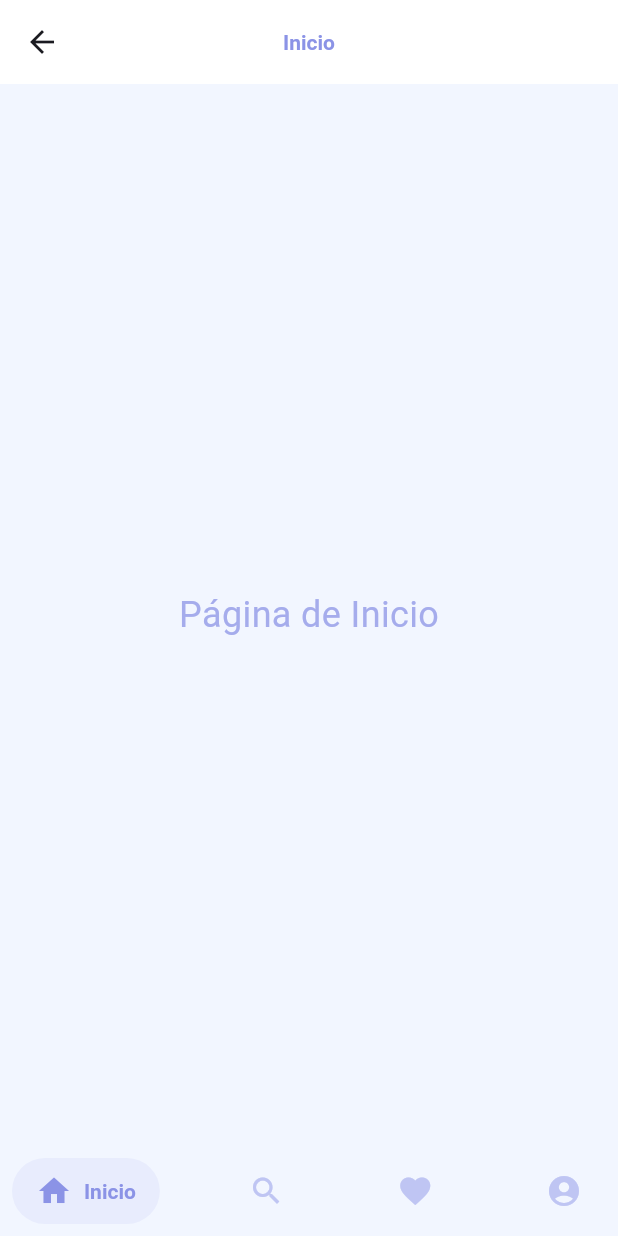
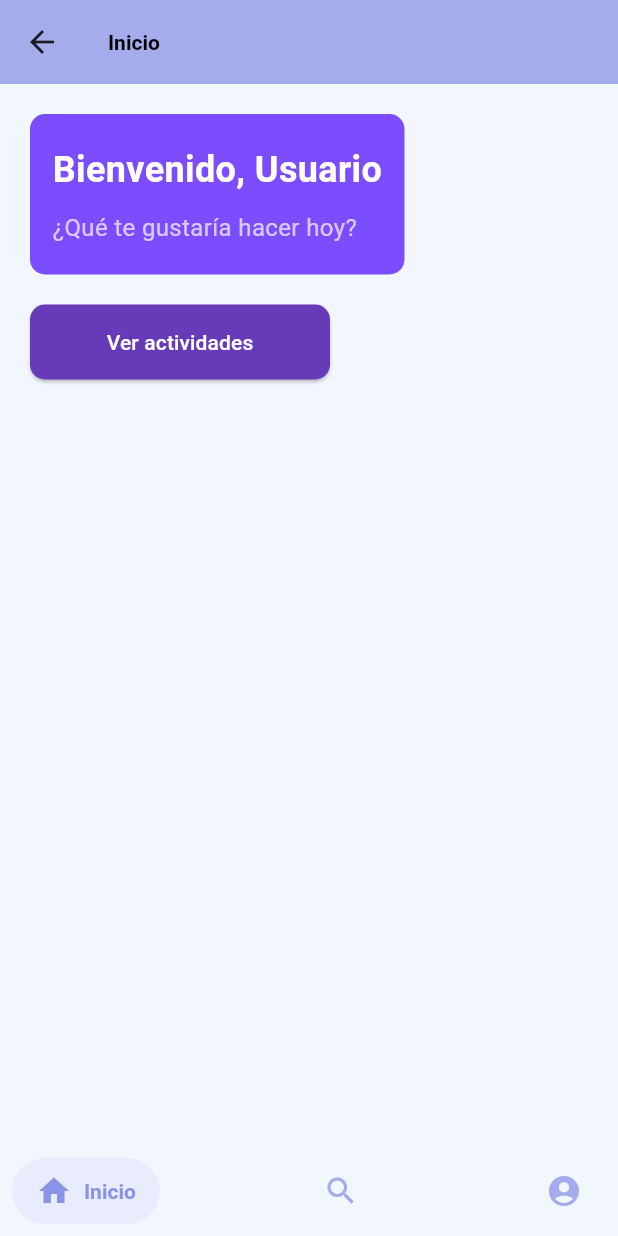
Before and after one commit to ulisesUliiACC/ArryUwu, a Flutter app: the HomeScreen screen opened by its route, on a phone screen of 412 x 824 dp. Run offline on Flutter 3.47's test engine with Material 3 defaults, Android fonts, the phone set to English and light mode, and no system bars; drawn by our look-alikes of salomon_bottom_bar; our stand-ins replace font_awesome_flutter, lottie.

Commit message:
Agregacion de  pantalla de ActivityPage.dart HomeWitgets.dart ProfilePage.dart y modificaciones al menu pallete, homeScreen y menu

```diff
--- a/lib/Home/HomeScreen.dart
+++ b/lib/Home/HomeScreen.dart
@@ -1,64 +1,38 @@
+import 'package:arryuwu/menu/menu.dart';
 import 'package:flutter/material.dart';
-import 'package:arryuwu/menu/menu.dart';
-import 'package:arryuwu/colors/palette.dart';
+import 'package:arryuwu/Home/Screens/HomePage.dart'; // Pantalla de inicio
+import 'package:arryuwu/Home/Screens/ActivityPage.dart'; // Pantalla de actividades
+import 'package:arryuwu/Home/Screens/ProfilePage.dart'; // Pantalla de perfil
 
 class HomeScreen extends StatefulWidget {
   const HomeScreen({Key? key}) : super(key: key);
 
   @override
-  _HomeScreenState createState() => _HomeScreenState();
+  State<HomeScreen> createState() => _HomeScreenState();
 }
 
 class _HomeScreenState extends State<HomeScreen> {
-  int _currentIndex = 0;
+  int _currentIndex = 0; // Índice actual del menú
 
-  final List<Widget> _pages = [
-    const Center(child: Text("Página de Inicio", style: TextStyle(fontSize: 24))),
-    const Center(child: Text("Página de Buscar", style: TextStyle(fontSize: 24))),
-    const Center(child: Text("Página de Favoritos", style: TextStyle(fontSize: 24))),
-    const Center(child: Text("Página de Perfil", style: TextStyle(fontSize: 24))),
+  // Lista de widgets para cada pantalla
+  final List<Widget> _screens = const [
+    HomePage(), // Pantalla de inicio
+    Activitypage(), // Pantalla de actividades
+    ProfilePage(), // Pantalla de perfil
   ];
-
-  void _onTabChanged(int index) {
-    setState(() {
-      _currentIndex = index;
-    });
-  }
 
   @override
   Widget build(BuildContext context) {
     return Scaffold(
-      appBar: AppBar(
-        title: Text(
-          _getTitle(),
-          style: const TextStyle(color: Palette.primary),
-        ),
-        centerTitle: true,
-        backgroundColor: Palette.white,
-      ),
-      body: IndexedStack(
-        index: _currentIndex,
-        children: _pages,
-      ),
+      body: _screens[_currentIndex], // Cambia la pantalla según el índice seleccionado
       bottomNavigationBar: MenuScreen(
         currentIndex: _currentIndex,
-        onTabChanged: _onTabChanged,
+        onTabChanged: (int index) {
+          setState(() {
+            _currentIndex = index; // Cambia el índice al seleccionar una opción
+          });
+        },
       ),
     );
   }
-
-  String _getTitle() {
-    switch (_currentIndex) {
-      case 0:
-        return "Inicio";
-      case 1:
-        return "Buscar";
-      case 2:
-        return "Favoritos";
-      case 3:
-        return "Perfil";
-      default:
-        return "";
-    }
-  }
 }
--- /dev/null
+++ b/lib/Home/Screens/ActivityPage.dart
@@ -0,0 +1,30 @@
+import 'package:arryuwu/Home/Screens/HomeWitgets.dart';
+import 'package:flutter/material.dart'; // Importa los widgets
+
+class Activitypage extends StatelessWidget {
+  const Activitypage({Key? key}) : super(key: key);
+
+  @override
+  Widget build(BuildContext context) {
+    return Scaffold(
+      appBar: AppBar(title: const Text('Actividades')),
+      body: Padding(
+        padding: const EdgeInsets.all(20.0),
+        child: Column(
+          crossAxisAlignment: CrossAxisAlignment.start,
+          children: [
+            const HomeHeader(), // Mostrar el header
+            const SizedBox(height: 20),
+            ActionButton(
+              label: 'Ver detalles',
+              onPressed: () {
+                // Lógica para ver detalles o navegar
+                print('Ver detalles de actividad');
+              },
+            ),
+          ],
+        ),
+      ),
+    );
+  }
+}
--- /dev/null
+++ b/lib/Home/Screens/HomePage.dart
@@ -0,0 +1,31 @@
+import 'package:arryuwu/Home/Screens/HomeWitgets.dart';
+import 'package:flutter/material.dart'; // Importa los widgets
+
+class HomePage extends StatelessWidget {
+  const HomePage({Key? key}) : super(key: key);
+
+  @override
+  Widget build(BuildContext context) {
+    return Scaffold(
+      appBar: AppBar(title: const Text('Inicio')),
+      body: Padding(
+        padding: const EdgeInsets.all(20.0),
+        child: Column(
+          crossAxisAlignment: CrossAxisAlignment.start,
+          children: [
+            const HomeHeader(), // Mostrar el header
+            const SizedBox(height: 20),
+            // Botón de acción con un callback
+            ActionButton(
+              label: 'Ver actividades',
+              onPressed: () {
+                // Acciones al presionar el botón (por ejemplo, navegar a otra pantalla)
+                print('Botón presionado: Ver actividades');
+              },
+            ),
+          ],
+        ),
+      ),
+    );
+  }
+}
--- /dev/null
+++ b/lib/Home/Screens/HomeWitgets.dart
@@ -0,0 +1,64 @@
+import 'package:flutter/material.dart';
+
+// Widget para el header de la pantalla de inicio
+class HomeHeader extends StatelessWidget {
+  const HomeHeader({Key? key}) : super(key: key);
+
+  @override
+  Widget build(BuildContext context) {
+    return Container(
+      padding: const EdgeInsets.symmetric(vertical: 20.0, horizontal: 15.0),
+      decoration: BoxDecoration(
+        color: Colors.deepPurpleAccent, // Fondo con color morado
+        borderRadius: BorderRadius.circular(10),
+      ),
+      child: const Column(
+        crossAxisAlignment: CrossAxisAlignment.start,
+        children: [
+          Text(
+            "Bienvenido, Usuario",
+            style: TextStyle(
+              fontSize: 24,
+              fontWeight: FontWeight.bold,
+              color: Colors.white,
+            ),
+          ),
+          SizedBox(height: 10),
+          Text(
+            "¿Qué te gustaría hacer hoy?",
+            style: TextStyle(
+              fontSize: 16,
+              color: Colors.white70,
+            ),
+          ),
+        ],
+      ),
+    );
+  }
+}
+
+// Widget para un botón de acción
+class ActionButton extends StatelessWidget {
+  final String label;
+  final VoidCallback onPressed;
+
+  const ActionButton({Key? key, required this.label, required this.onPressed}) : super(key: key);
+
+  @override
+  Widget build(BuildContext context) {
+    return ElevatedButton(
+      onPressed: onPressed,
+      style: ElevatedButton.styleFrom(
+        backgroundColor: Colors.deepPurple,  // Color de fondo
+        minimumSize: const Size(200, 50),
+        shape: RoundedRectangleBorder(
+          borderRadius: BorderRadius.circular(10),
+        ),
+      ),
+      child: Text(
+        label,
+        style: const TextStyle(color: Colors.white),
+      ),
+    );
+  }
+}
--- /dev/null
+++ b/lib/Home/Screens/ProfilePage.dart
@@ -0,0 +1,30 @@
+import 'package:arryuwu/Home/Screens/HomeWitgets.dart';
+import 'package:flutter/material.dart';
+
+class ProfilePage extends StatelessWidget {
+  const ProfilePage({Key? key}) : super(key: key);
+
+  @override
+  Widget build(BuildContext context) {
+    return Scaffold(
+      appBar: AppBar(title: const Text('Perfil')),
+      body: Padding(
+        padding: const EdgeInsets.all(20.0),
+        child: Column(
+          crossAxisAlignment: CrossAxisAlignment.start,
+          children: [
+            const HomeHeader(), // Mostrar el header
+            const SizedBox(height: 20),
+            ActionButton(
+              label: 'Editar perfil',
+              onPressed: () {
+                // Lógica para editar perfil
+                print('Editar perfil');
+              },
+            ),
+          ],
+        ),
+      ),
+    );
+  }
+}
--- a/lib/colors/palette.dart
+++ b/lib/colors/palette.dart
@@ -7,4 +7,6 @@ class Palette {
   static const Color light = Color(0xFFD8DDF9); // Fondo claro
   static const Color background = Color(0xFFF2F6FF); // Fondo general
   static const Color white = Colors.white; // Blanco para texto y elementos
+  static const Color pinkAccent = Color(0xFFFAACD8); // Nuevo color agregado (rosa claro)
+
 }
--- a/lib/menu/menu.dart
+++ b/lib/menu/menu.dart
@@ -1,66 +1,40 @@
 import 'package:flutter/material.dart';
 import 'package:salomon_bottom_bar/salomon_bottom_bar.dart';
-import 'package:arryuwu/colors/palette.dart';
+import 'package:arryuwu/colors/palette.dart'; // Paleta de colores
 
-class MenuScreen extends StatefulWidget {
+class MenuScreen extends StatelessWidget {
+  final Function(int) onTabChanged;
   final int currentIndex;
-  final ValueChanged<int> onTabChanged;
 
   const MenuScreen({
     Key? key,
+    required this.onTabChanged,
     required this.currentIndex,
-    required this.onTabChanged,
   }) : super(key: key);
-
-  @override
-  State<MenuScreen> createState() => _MenuScreenState();
-}
-
-class _MenuScreenState extends State<MenuScreen> {
-  late int _selectedIndex;
-
-  @override
-  void initState() {
-    super.initState();
-    _selectedIndex = widget.currentIndex;
-  }
-
-  void _onItemTapped(int index) {
-    setState(() {
-      _selectedIndex = index;
-    });
-    widget.onTabChanged(index);
-  }
 
   @override
   Widget build(BuildContext context) {
     return SalomonBottomBar(
-      currentIndex: _selectedIndex,
-      onTap: _onItemTapped,
+      currentIndex: currentIndex, // Mostramos el índice activo
+      onTap: onTabChanged, // Acción al cambiar de pestaña
       items: [
         SalomonBottomBarItem(
           icon: const Icon(Icons.home),
           title: const Text("Inicio"),
           selectedColor: Palette.primary,
-          unselectedColor: Palette.accent,
+          unselectedColor: Palette.secondary,
         ),
         SalomonBottomBarItem(
           icon: const Icon(Icons.search),
           title: const Text("Buscar"),
           selectedColor: Palette.primary,
-          unselectedColor: Palette.accent,
-        ),
-        SalomonBottomBarItem(
-          icon: const Icon(Icons.favorite),
-          title: const Text("Favoritos"),
-          selectedColor: Palette.primary,
-          unselectedColor: Palette.accent,
+          unselectedColor: Palette.secondary,
         ),
         SalomonBottomBarItem(
           icon: const Icon(Icons.account_circle),
           title: const Text("Perfil"),
           selectedColor: Palette.primary,
-          unselectedColor: Palette.accent,
+          unselectedColor: Palette.secondary,
         ),
       ],
     );
```
